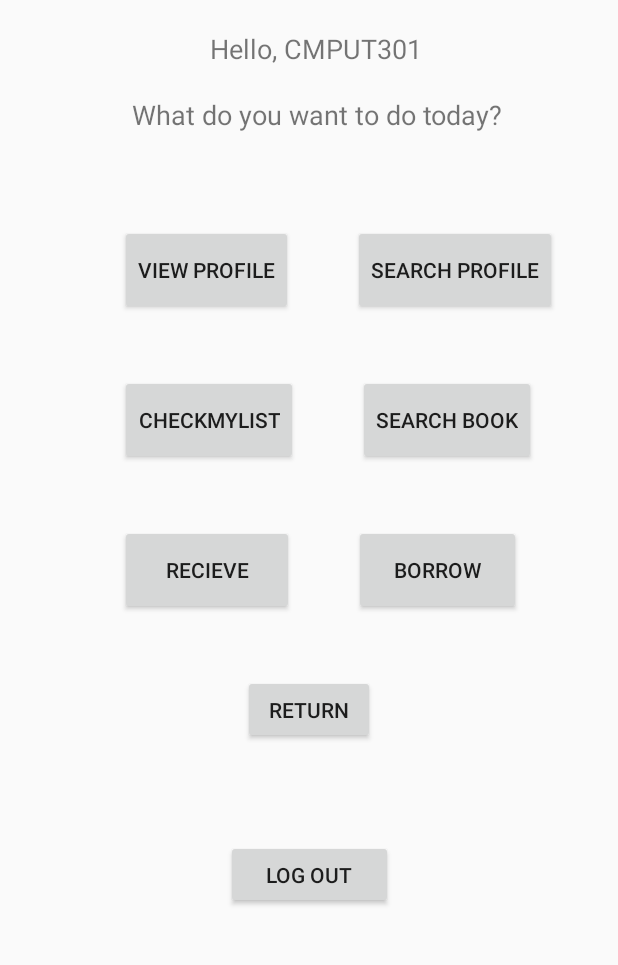
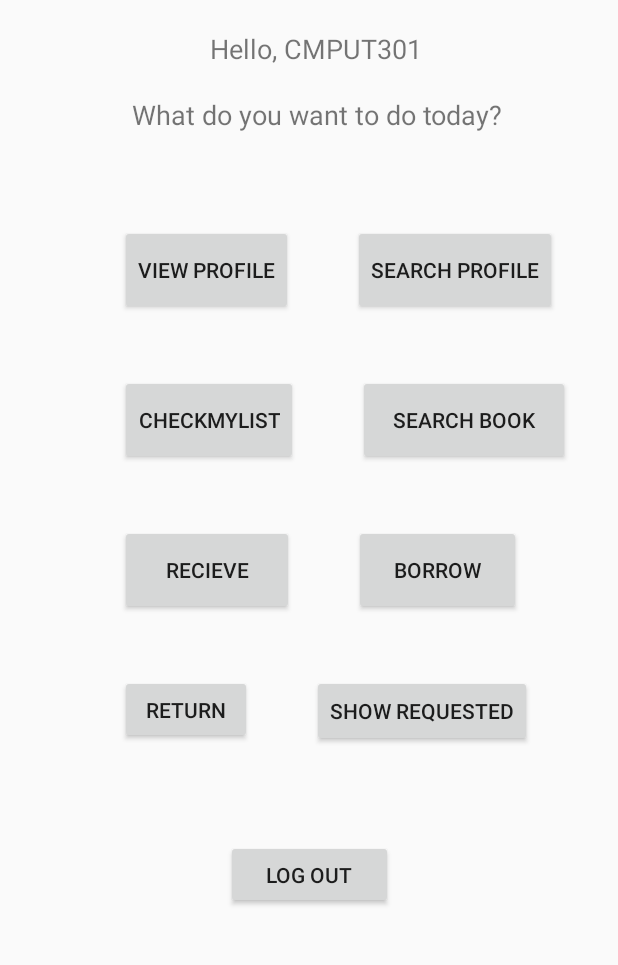
Before and after one commit to CMPUT-301-Fall2020/CMPUT301F20T36, an Android app: the main_menu_activity screen opened directly, with no data from a screen before it, on a phone screen of 412 x 824 dp, the part 267-1232 px from its top. Run offline under Robolectric (Android 15) with nearby library versions, the phone set to English and light mode, and no system bars.

Commit message:
Borrower can see what he have requested
US 4.2.1

```diff
--- a/BOOK_MASTER/app/src/main/java/com/example/book_master/check_list_activity.java
+++ b/BOOK_MASTER/app/src/main/java/com/example/book_master/check_list_activity.java
@@ -39,6 +39,7 @@ public class check_list_activity extends AppCompatActivity {
             public void onClick(View v) {
                 Intent check_list_intent = new Intent(check_list_activity.this, add_book_activity.class);
                 startActivity(check_list_intent);
+                finish();
             }
         });
 
@@ -55,6 +56,7 @@ public class check_list_activity extends AppCompatActivity {
                 Intent intent = new Intent(check_list_activity.this, BookInfo.class);
                 Bundle bundle = new Bundle();
                 bundle.putSerializable("book", bookData.get(position));
+                bundle.putInt("VISIBILITY", 1);  // 1 for show Edit button
                 intent.putExtras(bundle);
                 startActivity(intent);
                 finish();
--- a/BOOK_MASTER/app/src/main/java/com/example/book_master/main_menu_activity.java
+++ b/BOOK_MASTER/app/src/main/java/com/example/book_master/main_menu_activity.java
@@ -18,6 +18,7 @@ public class main_menu_activity extends AppCompatActivity {
     private Button search_button;
     private Button edit_profile;
     private Button retrieve_profile;
+    private Button show_requested;
 
     @Override
     protected void onCreate(Bundle savedInstanceState) {
@@ -32,6 +33,7 @@ public class main_menu_activity extends AppCompatActivity {
         search_button = (Button) findViewById(R.id.Search_main_button);
         edit_profile = (Button) findViewById(R.id.view_profile_button);
         retrieve_profile = (Button) findViewById(R.id.main_menu_retrieve_profile);
+        show_requested = (Button) findViewById(R.id.main_menu_borrower_show_requested);
 
         check_mylist_button.setOnClickListener(new View.OnClickListener() {
             @Override
@@ -99,5 +101,12 @@ public class main_menu_activity extends AppCompatActivity {
             }
         });
 
+        show_requested.setOnClickListener(new View.OnClickListener() {
+            @Override
+            public void onClick(View v) {
+                Intent borrow_list__intent = new Intent(main_menu_activity.this, borrow_list_activity.class);
+                startActivity(borrow_list__intent);
+            }
+        });
     }
 }
--- a/BOOK_MASTER/app/src/main/java/com/example/book_master/models/Book.java
+++ b/BOOK_MASTER/app/src/main/java/com/example/book_master/models/Book.java
@@ -66,7 +66,7 @@ public class Book implements Serializable {
         this.author = author;
         this.ISBN = ISBN;
         this.owner = owner;
-        this.borrower = null;
+        this.borrower = borrower;
         status = AVAILABLE;
     }
 
--- a/BOOK_MASTER/app/src/main/res/layout/main_menu.xml
+++ b/BOOK_MASTER/app/src/main/res/layout/main_menu.xml
@@ -56,9 +56,10 @@
         android:id="@+id/Return_main_button"
         android:layout_width="wrap_content"
         android:layout_height="46dp"
+        android:layout_marginStart="80dp"
+        android:layout_marginLeft="80dp"
         android:layout_marginTop="40dp"
         android:text="Return"
-        app:layout_constraintEnd_toEndOf="parent"
         app:layout_constraintStart_toStartOf="parent"
         app:layout_constraintTop_toBottomOf="@+id/Borrow_main_button" />
 
@@ -97,7 +98,7 @@
 
     <Button
         android:id="@+id/Search_main_button"
-        android:layout_width="wrap_content"
+        android:layout_width="141dp"
         android:layout_height="60dp"
         android:layout_marginStart="40dp"
         android:layout_marginLeft="40dp"
@@ -127,4 +128,15 @@
         android:text="Search Profile"
         app:layout_constraintStart_toEndOf="@+id/view_profile_button"
         app:layout_constraintTop_toBottomOf="@+id/textView6" />
+
+    <Button
+        android:id="@+id/main_menu_borrower_show_requested"
+        android:layout_width="wrap_content"
+        android:layout_height="wrap_content"
+        android:layout_marginStart="40dp"
+        android:layout_marginLeft="40dp"
+        android:layout_marginTop="40dp"
+        android:text="Show Requested"
+        app:layout_constraintStart_toEndOf="@+id/Return_main_button"
+        app:layout_constraintTop_toBottomOf="@+id/Borrow_main_button" />
 </androidx.constraintlayout.widget.ConstraintLayout>
```
Also changed, not shown: BOOK_MASTER/app/src/main/java/com/example/book_master/BookInfo.java (+13 -3 lines), BOOK_MASTER/app/src/main/java/com/example/book_master/borrow_list_activity.java (+46 -20 lines).
